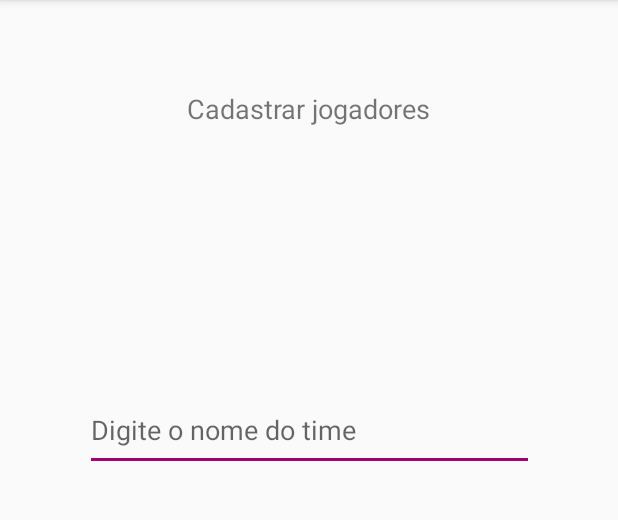
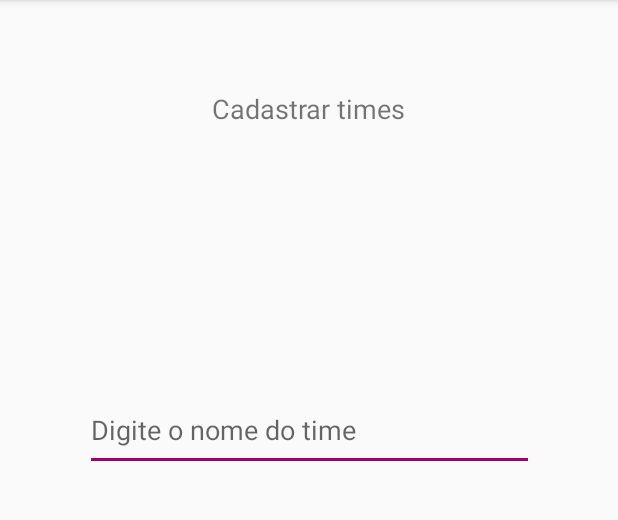
Before and after one commit to viniciusbeckerbernardini/footballSquadMaker, an Android app: the TeamFormActivity screen opened directly, with no data from a screen before it, on a phone screen of 412 x 824 dp, the part 84-604 px from its top. Run offline under Robolectric (Android 15) with nearby library versions, the phone set to English and light mode, and no system bars.

Commit message:
Correção - Criação de Strings, adequação de layout e cores

```diff
--- a/app/src/main/res/layout/activity_team_form.xml
+++ b/app/src/main/res/layout/activity_team_form.xml
@@ -12,7 +12,7 @@
         android:layout_width="wrap_content"
         android:layout_height="wrap_content"
         android:layout_marginTop="60dp"
-        android:text="@string/txtRegisterPlayers"
+        android:text="@string/txtRegisterTeam"
         android:textSize="18dp"
         app:layout_constraintEnd_toEndOf="parent"
         app:layout_constraintStart_toStartOf="parent"
```
